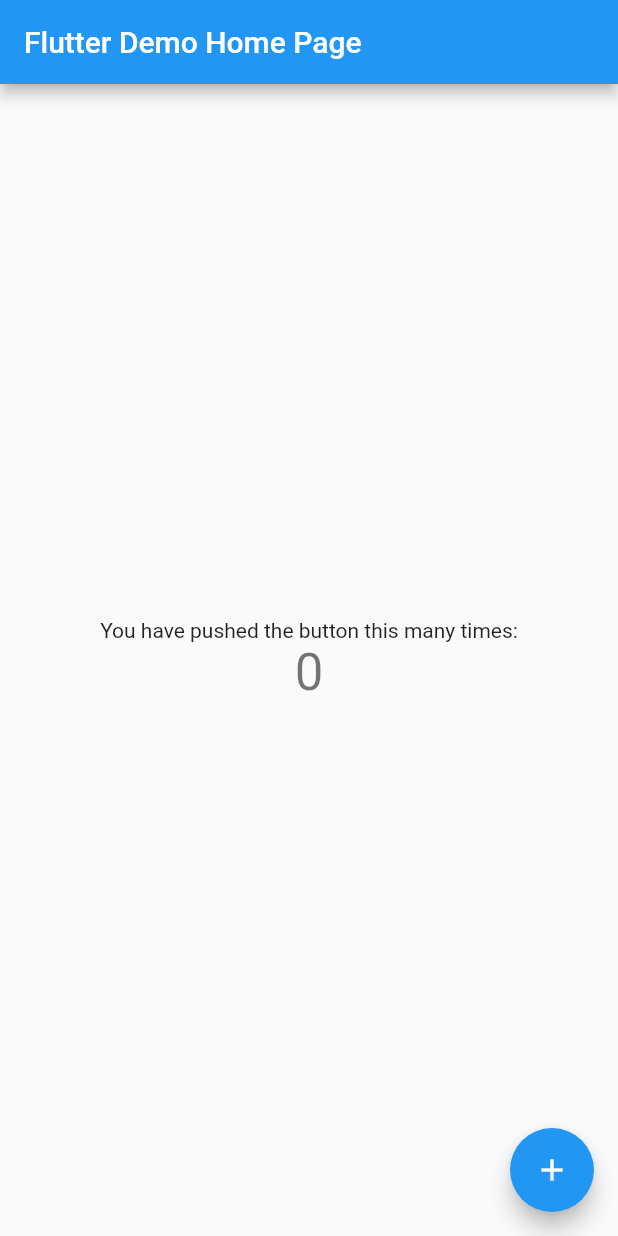
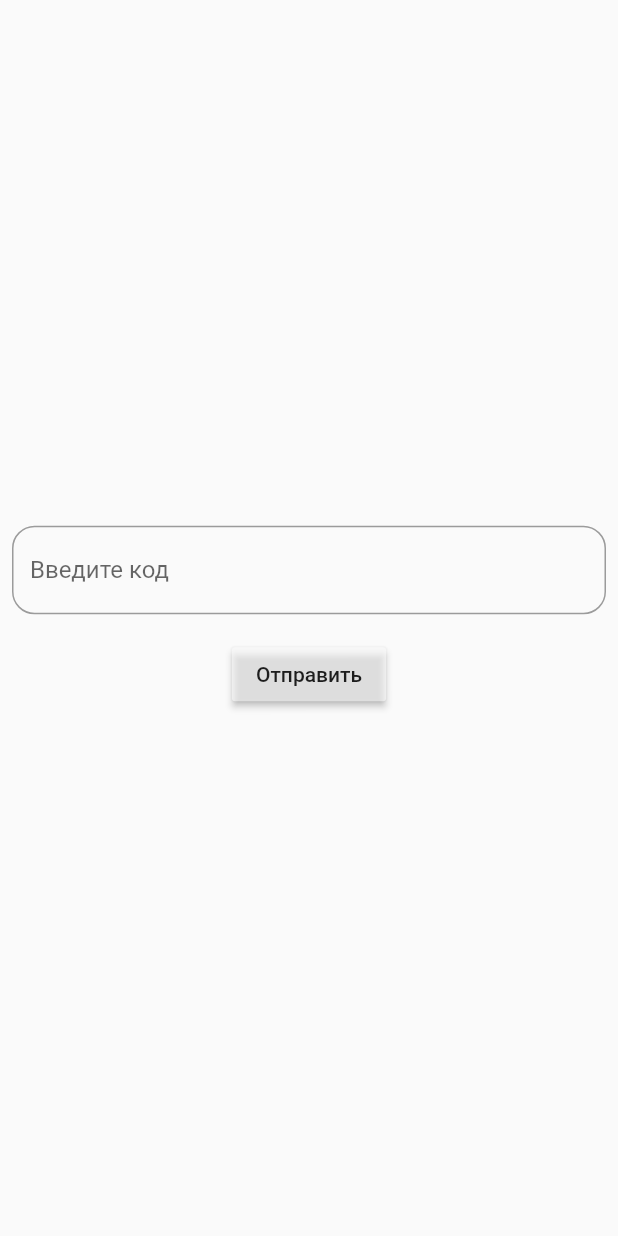
Before and after one commit to kostevg871/upload_video, a Flutter app: the screen it shows after launch, on a phone screen of 412 x 824 dp. Run offline on Flutter 3.47's test engine with Material 2 defaults, Android fonts, the phone set to English and light mode, and no system bars; our stand-ins replace image_picker, video_player.

```diff
--- a/lib/main.dart
+++ b/lib/main.dart
@@ -1,113 +1,92 @@
 import 'package:flutter/material.dart';
+import 'package:load_video/models/video_models.dart';
+import 'package:load_video/screens/video__pick_screen.dart';
+import 'package:load_video/services/video_services.dart';
 
 void main() {
   runApp(MyApp());
 }
 
 class MyApp extends StatelessWidget {
-  // This widget is the root of your application.
   @override
   Widget build(BuildContext context) {
     return MaterialApp(
-      title: 'Flutter Demo',
+      debugShowCheckedModeBanner: false,
+      title: 'Video Picker',
       theme: ThemeData(
-        // This is the theme of your application.
-        //
-        // Try running your application with "flutter run". You'll see the
-        // application has a blue toolbar. Then, without quitting the app, try
-        // changing the primarySwatch below to Colors.green and then invoke
-        // "hot reload" (press "r" in the console where you ran "flutter run",
-        // or simply save your changes to "hot reload" in a Flutter IDE).
-        // Notice that the counter didn't reset back to zero; the application
-        // is not restarted.
         primarySwatch: Colors.blue,
       ),
-      home: MyHomePage(title: 'Flutter Demo Home Page'),
+      home: MyHomePage(),
     );
   }
 }
 
 class MyHomePage extends StatefulWidget {
-  MyHomePage({Key key, this.title}) : super(key: key);
-
-  // This widget is the home page of your application. It is stateful, meaning
-  // that it has a State object (defined below) that contains fields that affect
-  // how it looks.
-
-  // This class is the configuration for the state. It holds the values (in this
-  // case the title) provided by the parent (in this case the App widget) and
-  // used by the build method of the State. Fields in a Widget subclass are
-  // always marked "final".
-
-  final String title;
-
   @override
   _MyHomePageState createState() => _MyHomePageState();
 }
 
 class _MyHomePageState extends State<MyHomePage> {
-  int _counter = 0;
-
-  void _incrementCounter() {
-    setState(() {
-      // This call to setState tells the Flutter framework that something has
-      // changed in this State, which causes it to rerun the build method below
-      // so that the display can reflect the updated values. If we changed
-      // _counter without calling setState(), then the build method would not be
-      // called again, and so nothing would appear to happen.
-      _counter++;
-    });
-  }
+  final VideoServices videoServices = VideoServices();
+  final TextEditingController textEditingController = TextEditingController();
+  var _formKey = GlobalKey<FormState>();
+  bool onTap = false;
 
   @override
   Widget build(BuildContext context) {
-    // This method is rerun every time setState is called, for instance as done
-    // by the _incrementCounter method above.
-    //
-    // The Flutter framework has been optimized to make rerunning build methods
-    // fast, so that you can just rebuild anything that needs updating rather
-    // than having to individually change instances of widgets.
     return Scaffold(
-      appBar: AppBar(
-        // Here we take the value from the MyHomePage object that was created by
-        // the App.build method, and use it to set our appbar title.
-        title: Text(widget.title),
-      ),
-      body: Center(
-        // Center is a layout widget. It takes a single child and positions it
-        // in the middle of the parent.
-        child: Column(
-          // Column is also a layout widget. It takes a list of children and
-          // arranges them vertically. By default, it sizes itself to fit its
-          // children horizontally, and tries to be as tall as its parent.
-          //
-          // Invoke "debug painting" (press "p" in the console, choose the
-          // "Toggle Debug Paint" action from the Flutter Inspector in Android
-          // Studio, or the "Toggle Debug Paint" command in Visual Studio Code)
-          // to see the wireframe for each widget.
-          //
-          // Column has various properties to control how it sizes itself and
-          // how it positions its children. Here we use mainAxisAlignment to
-          // center the children vertically; the main axis here is the vertical
-          // axis because Columns are vertical (the cross axis would be
-          // horizontal).
-          mainAxisAlignment: MainAxisAlignment.center,
-          children: <Widget>[
-            Text(
-              'You have pushed the button this many times:',
+        body: Column(
+      mainAxisAlignment: MainAxisAlignment.center,
+      crossAxisAlignment: CrossAxisAlignment.center,
+      children: [
+        Padding(
+          padding: const EdgeInsets.all(8.0),
+          child: Container(
+            decoration: BoxDecoration(
+              borderRadius: BorderRadius.circular(20),
             ),
-            Text(
-              '$_counter',
-              style: Theme.of(context).textTheme.headline4,
+            child: Form(
+              key: _formKey,
+              child: TextFormField(
+                validator: (String? value) {
+                  if (value!.length < 5)
+                    return "Код не может быть меньше 5 знаков";
+                  else
+                    return null;
+                },
+                controller: textEditingController,
+                decoration: InputDecoration(
+                  border: OutlineInputBorder(
+                    borderRadius: BorderRadius.circular(15),
+                  ),
+                  labelText: 'Введите код',
+                ),
+              ),
             ),
-          ],
+          ),
         ),
-      ),
-      floatingActionButton: FloatingActionButton(
-        onPressed: _incrementCounter,
-        tooltip: 'Increment',
-        child: Icon(Icons.add),
-      ), // This trailing comma makes auto-formatting nicer for build methods.
-    );
+        Padding(
+          padding: const EdgeInsets.all(8.0),
+          child: MaterialButton(
+              color: Colors.white54,
+              child: Text("Отправить"),
+              onPressed: () async {
+                if (_formKey.currentState!.validate()) {
+                  final String code = textEditingController.text;
+                  print("$code");
+                  final Video video = await videoServices.getVideo(code);
+
+                  if (video.video == null) {
+                    Navigator.push(
+                        context,
+                        MaterialPageRoute(
+                            builder: (context) => VideoPickScreen()));
+                  }
+                }
+                setState(() {});
+              }),
+        )
+      ],
+    ));
   }
 }
--- a/lib/models/video_models.dart
+++ b/lib/models/video_models.dart
@@ -0,0 +1,29 @@
+import 'dart:convert';
+
+Video videoFromJson(String str) => Video.fromJson(json.decode(str));
+
+String videoToJson(Video data) => json.encode(data.toJson());
+
+class Video {
+  Video({
+    this.video,
+    required this.code,
+    this.template,
+  });
+
+  dynamic video;
+  String code;
+  dynamic template;
+
+  factory Video.fromJson(Map<String, dynamic> json) => Video(
+        video: json["video"],
+        code: json["code"],
+        template: json["template"],
+      );
+
+  Map<String, dynamic> toJson() => {
+        "video": video,
+        "code": code,
+        "template": template,
+      };
+}
```
Also changed, not shown: lib/screens/video__pick_screen.dart (+79 -0 lines), lib/screens/video_player_screen.dart (+8 -0 lines), lib/services/video_services.dart (+18 -0 lines), pubspec.yaml (+8 -25 lines), pubspec.lock.
